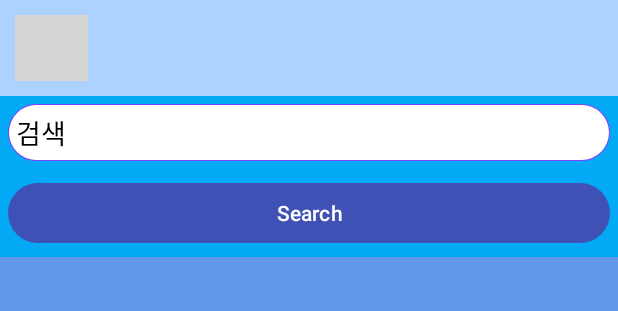
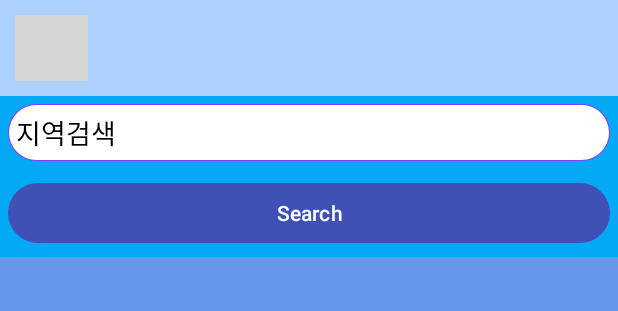
Before and after one commit to lemonmungchi/Test_g, an Android app: the layout activity_search.xml on its own in the app's theme, with its tools: preview values and no code run, on a phone screen of 412 x 824 dp. Shown: the top 311 px of the screen. Run offline under Robolectric (Android 15) with nearby library versions, the phone set to English and light mode, and no system bars; grey boxes are pictures that could not be loaded.

Commit message:
검색수정
검색수정

```diff
--- a/app/src/main/res/layout/activity_search.xml
+++ b/app/src/main/res/layout/activity_search.xml
@@ -17,7 +17,7 @@
         android:background="@drawable/border_radius"
         android:textColor="#000000"
         android:ems="10"
-        android:hint="검색"
+        android:hint="지역검색"
         android:textColorHint="@color/black"
         android:inputType="text"
         android:padding="5dp" />
```
